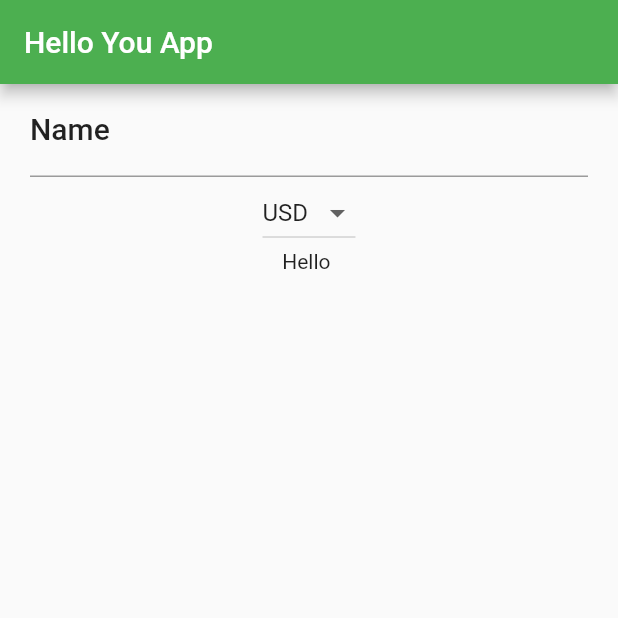
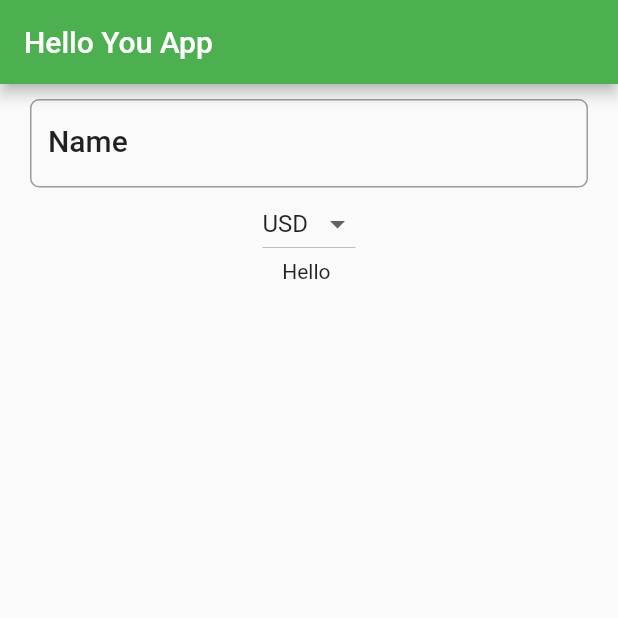
Before and after one commit to skondgekar/hello_you_app_20190929, a Flutter app: the screen it shows after launch, on a phone screen of 412 x 824 dp, the top half of it. Run offline on Flutter 3.47's test engine with Material 2 defaults, Android fonts, the phone set to English and light mode, and no system bars.

Commit message:
Setting up border for text input

```diff
--- a/lib/main.dart
+++ b/lib/main.dart
@@ -172,15 +172,17 @@ class UserInputState extends State<UserInput> {
   @override
   Widget build(BuildContext context) {
     return Container(
-      padding: EdgeInsets.only(left: 20.0, right: 20.0),
+      padding: EdgeInsets.only(left: 20.0, right: 20.0, top: 10.0),
       child: Column(
         children: <Widget>[
           TextField(
             decoration: InputDecoration(
               hintText: "Insert your name here",
               labelStyle: Theme.of(context).textTheme.title,
-              labelText: "Name"
+              labelText: "Name",
+              border: OutlineInputBorder(borderRadius: BorderRadius.circular(6.0)),
             ),
+            keyboardType: TextInputType.numberWithOptions(),
             onSubmitted: (String string) {
               setState(() {
                 name = string;
```
